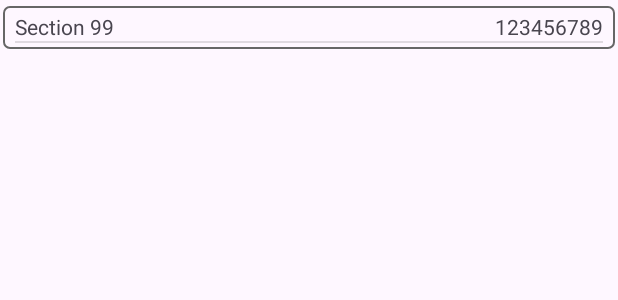
After one commit to tanh-x/cs309-project, an Android app: the layout component_section_card.xml on its own in the app's theme, with its tools: preview values and no code run, on a phone screen of 412 x 824 dp. The commit adds this screen. Shown: the top 300 px of the screen. Run offline under Robolectric (Android 15) with nearby library versions, the phone set to English and light mode, and no system bars; network calls fail.

Commit message:
Frontend shows section list. TableLayout for course info. Schedule view temporarily disabled

```diff
--- a/Backend/src/main/java/cs309/backend/controllers/UserController.java
+++ b/Backend/src/main/java/cs309/backend/controllers/UserController.java
@@ -126,8 +126,7 @@ public class UserController {
     public ResponseEntity<String> grantPermission(@PathVariable int id, @PathVariable int new_privilege) {
         try {
             return ok(userService.grantPermission(id, new_privilege));
-        }
-        catch (Exception e) {
+        } catch (Exception e) {
             e.printStackTrace();
             return internalServerError().build();
         }
--- a/Backend/src/main/java/cs309/backend/jpa/entity/user/UserEntity.java
+++ b/Backend/src/main/java/cs309/backend/jpa/entity/user/UserEntity.java
@@ -1,5 +1,6 @@
 package cs309.backend.jpa.entity.user;
 
+import com.fasterxml.jackson.annotation.JsonIgnore;
 import cs309.backend.common.Role;
 import jakarta.persistence.*;
 import lombok.Data;
@@ -32,6 +33,7 @@ public final class UserEntity implements UserDetails, User {
     private int privilegeLevel;
 
     @Column(name = "pwd_bcrypt_hash", length = 256, nullable = false)
+    @JsonIgnore
     private String pwdBcryptHash;
 
     private Role mapPrivilegeLevelToRole(int privilegeLevel) {
--- a/Frontend/app/src/main/java/com/kewargs/cs309/activity/course/CourseListActivity.java
+++ b/Frontend/app/src/main/java/com/kewargs/cs309/activity/course/CourseListActivity.java
@@ -66,7 +66,7 @@ public class CourseListActivity extends AbstractActivity {
                 } catch (JSONException e) {
                     debugText.setText("Error while fetching course information. " + e);
                 }
-                rebuildCourseListComponent();
+                buildCourseListComponent();
             }).onError(error -> {
                 debugText.setText("Error while fetching course information: " + error.toString());
             })
@@ -76,7 +76,7 @@ public class CourseListActivity extends AbstractActivity {
     }
 
 
-    private void rebuildCourseListComponent() {
+    private void buildCourseListComponent() {
         // Clear out all children
         courseList.removeAllViews();
 
@@ -98,7 +98,7 @@ public class CourseListActivity extends AbstractActivity {
 
     private void searchButtonCallback(View view) {
         searchPattern = toQuantifierPattern(courseSearchField.getText().toString());
-        rebuildCourseListComponent();
+        buildCourseListComponent();
     }
 
     @Override
--- a/Frontend/app/src/main/java/com/kewargs/cs309/components/CourseCardComponent.java
+++ b/Frontend/app/src/main/java/com/kewargs/cs309/components/CourseCardComponent.java
@@ -26,7 +26,7 @@ public final class CourseCardComponent extends InflatableComponent<ConstraintLay
         AbstractActivity parentActivity,
         CourseDeserializable course
     ) {
-        super(R.layout.component_course_list, inflater);
+        super(R.layout.component_course_card, inflater);
         this.parentActivity = parentActivity;
         this.course = course;
     }
--- a/Frontend/app/src/main/java/com/kewargs/cs309/components/InflatableComponent.java
+++ b/Frontend/app/src/main/java/com/kewargs/cs309/components/InflatableComponent.java
@@ -3,13 +3,12 @@ package com.kewargs.cs309.components;
 import android.view.LayoutInflater;
 import android.view.View;
 import android.view.ViewGroup;
-import android.widget.LinearLayout;
 
 import com.kewargs.cs309.R;
 
 abstract sealed class InflatableComponent<T extends View>
     implements ViewComponent<T>
-    permits CourseCardComponent {
+    permits CourseCardComponent, SectionCardComponent {
 
     protected LayoutInflater inflater;
     protected T stub;
@@ -24,7 +23,7 @@ abstract sealed class InflatableComponent<T extends View>
 
     @SuppressWarnings("unchecked")
     protected T render() {
-        this.stub = (T) inflater.inflate(R.layout.component_course_list, null);
+        this.stub = (T) inflater.inflate(R.layout.component_course_card, null);
         return stub;
     };
 
--- a/Frontend/app/src/main/res/layout/activity_course_info.xml
+++ b/Frontend/app/src/main/res/layout/activity_course_info.xml
@@ -298,7 +298,7 @@
                     <LinearLayout
                             android:orientation="horizontal"
                             android:layout_width="match_parent"
-                            android:layout_height="540dp"
+                            android:layout_height="160dp"
                             android:id="@+id/calendarContainer"
                             android:layout_marginVertical="12dp"
                             android:layout_marginHorizontal="4dp"
--- /dev/null
+++ b/Frontend/app/src/main/res/layout/component_section_card.xml
@@ -0,0 +1,53 @@
+<?xml version="1.0" encoding="utf-8"?>
+<androidx.constraintlayout.widget.ConstraintLayout xmlns:android="http://schemas.android.com/apk/res/android"
+        android:layout_width="match_parent"
+        android:layout_height="match_parent"
+        android:layout_marginHorizontal="2dp"
+        android:layout_marginVertical="4dp">
+
+    <LinearLayout
+            android:orientation="vertical"
+            android:layout_width="match_parent"
+            android:layout_height="wrap_content"
+            android:background="@drawable/thin_border"
+            android:paddingLeft="8dp"
+            android:paddingTop="4dp"
+            android:paddingRight="8dp"
+            android:paddingBottom="4dp">
+
+        <LinearLayout
+                android:orientation="horizontal"
+                android:layout_width="match_parent"
+                android:layout_height="match_parent">
+
+            <TextView
+                    android:text="Section 99"
+                    android:layout_width="0dp"
+                    android:layout_height="wrap_content"
+                    android:id="@+id/sectionTitleText"
+                    android:layout_weight="1" />
+
+            <TextView
+                    android:text="123456789"
+                    android:layout_width="0dp"
+                    android:layout_height="wrap_content"
+                    android:id="@+id/refNumText"
+                    android:layout_weight="1"
+                    android:gravity="right" />
+        </LinearLayout>
+
+        <View
+                android:id="@+id/divider2"
+                android:layout_width="match_parent"
+                android:layout_height="1dp"
+                android:background="?android:attr/listDivider" />
+
+        <TableLayout
+                android:layout_width="match_parent"
+                android:layout_height="match_parent"
+                android:id="@+id/scheduleTable">
+
+        </TableLayout>
+
+    </LinearLayout>
+</androidx.constraintlayout.widget.ConstraintLayout>
```
Also changed, not shown: Backend/src/main/java/cs309/backend/jpa/entity/ScheduleEntity.java (+8 -2 lines), Frontend/app/src/main/java/com/kewargs/cs309/activity/course/CourseInfoActivity.java (+29 -12 lines), Frontend/app/src/main/java/com/kewargs/cs309/components/SectionCardComponent.java (added, +132 -0 lines), Frontend/app/src/main/java/com/kewargs/cs309/core/adapters/ScheduleBlockAdapter.java (+11 -10 lines), Frontend/app/src/main/java/com/kewargs/cs309/core/models/in/ScheduleDeserializable.java (added, +43 -0 lines), Frontend/app/src/main/java/com/kewargs/cs309/core/models/in/SectionDeserializable.java (+6 -8 lines), Frontend/app/src/main/java/com/kewargs/cs309/core/utils/Helpers.java (+9 -0 lines), Frontend/app/src/main/res/layout/component_course_card.xml (renamed from Frontend/app/src/main/res/layout/component_course_list.xml).
